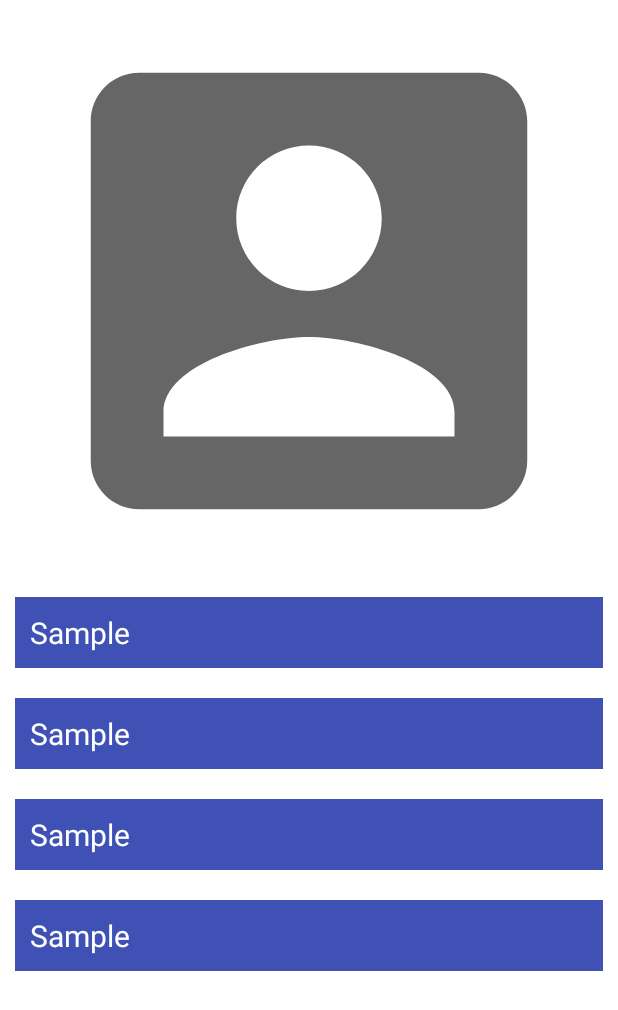
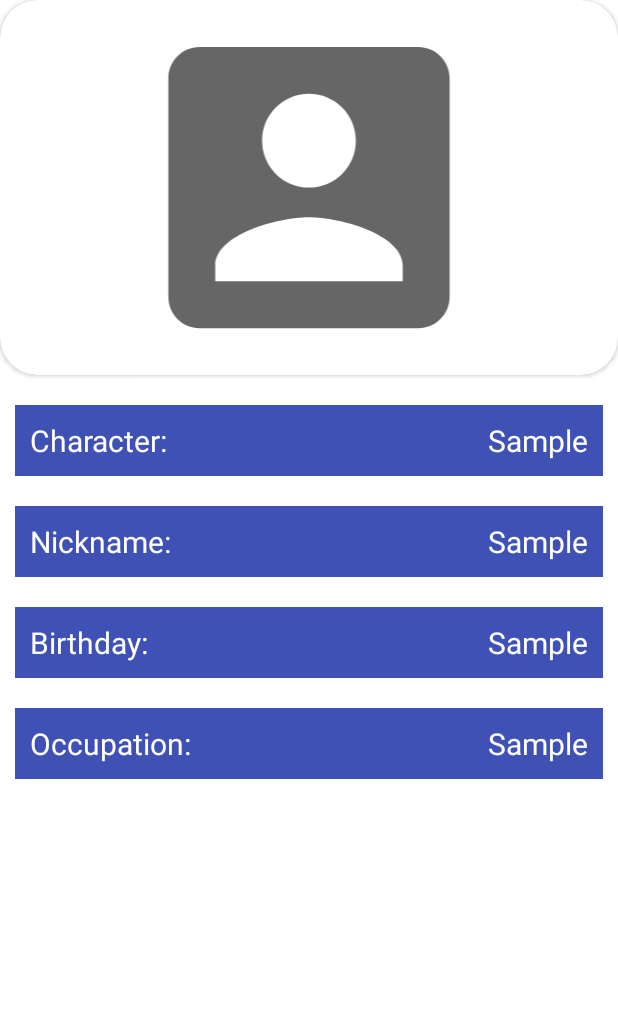
Before and after one commit to nurzhasj/final-app-css216, an Android app: the layout activity_char_details.xml on its own in the app's theme, with its tools: preview values and no code run, on a phone screen of 412 x 824 dp. Shown: the top 1010 px of the screen. Run offline under Robolectric (Android 15) with nearby library versions, the phone set to English and light mode, and no system bars.

Commit message:
logged username error was fixed using SharedPreferences. Some styling to activity_char_details.xml was added.

```diff
--- a/app/src/main/java/com/hfad/finalapp/SessionManagement.java
+++ b/app/src/main/java/com/hfad/finalapp/SessionManagement.java
@@ -27,6 +27,9 @@ public class SessionManagement {
     }
 
     public void removeSession(){
-        editor.putString(SESSION_KEY,"").commit();
+        editor.clear();
+        editor.apply();
+
+        editor.remove("currentColor").commit();
     }
 }
--- a/app/src/main/res/layout/activity_char_details.xml
+++ b/app/src/main/res/layout/activity_char_details.xml
@@ -9,67 +9,159 @@
     android:weightSum="100"
     tools:context=".CharDetailsActivity">
 
+    <androidx.cardview.widget.CardView
+        android:layout_width="match_parent"
+        app:cardCornerRadius="25dp"
+        android:layout_height="250dp">
+
         <ImageView
             android:layout_width="match_parent"
-        android:layout_height="0dp"
-        android:layout_weight="70"
+            android:layout_height="match_parent"
             android:id="@+id/imageUrl"
             android:src="@drawable/ic_baseline_account_box_24" />
 
-    <TextView
+    </androidx.cardview.widget.CardView>
+
+
+    <LinearLayout
         android:layout_width="match_parent"
         android:layout_height="wrap_content"
+        android:orientation="horizontal">
+
+        <TextView
+            android:layout_width="wrap_content"
+            android:layout_height="wrap_content"
+            android:layout_weight="1"
             android:background="@color/colorPrimary"
             android:padding="10dp"
-        android:layout_margin="10dp"
-        android:id="@+id/char_name"
+            android:id="@+id/char_name_field"
             android:layout_marginLeft="10dp"
             android:layout_marginTop="20dp"
-        android:text="Sample"
+            android:text="Character:"
             android:textSize="20sp"
             android:textColor="@color/white"
             />
 
         <TextView
+            android:layout_width="wrap_content"
+            android:layout_height="wrap_content"
+            android:layout_weight="1"
+            android:background="@color/colorPrimary"
+            android:padding="10dp"
+            android:id="@+id/char_name"
+            android:layout_marginTop="20dp"
+            android:layout_marginRight="10dp"
+            android:text="Sample"
+            android:textSize="20sp"
+            android:textColor="@color/white"
+            android:textAlignment="viewEnd"
+            />
+    </LinearLayout>
+
+    <LinearLayout
         android:layout_width="match_parent"
         android:layout_height="wrap_content"
+        android:orientation="horizontal">
+
+        <TextView
+            android:layout_width="wrap_content"
+            android:layout_height="wrap_content"
+            android:layout_weight="1"
             android:background="@color/colorPrimary"
-        android:id="@+id/char_nickname"
             android:padding="10dp"
-        android:layout_margin="10dp"
+            android:id="@+id/char_nickname_field"
             android:layout_marginLeft="10dp"
             android:layout_marginTop="20dp"
-        android:text="Sample"
+            android:text="Nickname:"
             android:textSize="20sp"
             android:textColor="@color/white"
             />
 
         <TextView
+            android:layout_width="wrap_content"
+            android:layout_height="wrap_content"
+            android:layout_weight="1"
+            android:background="@color/colorPrimary"
+            android:padding="10dp"
+            android:id="@+id/char_nickname"
+            android:layout_marginTop="20dp"
+            android:layout_marginRight="10dp"
+            android:text="Sample"
+            android:textSize="20sp"
+            android:textColor="@color/white"
+            android:textAlignment="viewEnd"
+            />
+    </LinearLayout>
+
+    <LinearLayout
         android:layout_width="match_parent"
         android:layout_height="wrap_content"
+        android:orientation="horizontal">
+
+        <TextView
+            android:layout_width="wrap_content"
+            android:layout_height="wrap_content"
+            android:layout_weight="1"
             android:background="@color/colorPrimary"
-        android:id="@+id/char_birthday"
             android:padding="10dp"
-        android:layout_margin="10dp"
+            android:id="@+id/char_birthday_field"
             android:layout_marginLeft="10dp"
             android:layout_marginTop="20dp"
-        android:text="Sample"
+            android:text="Birthday:"
             android:textSize="20sp"
             android:textColor="@color/white"
             />
 
         <TextView
+            android:layout_width="wrap_content"
+            android:layout_height="wrap_content"
+            android:layout_weight="1"
+            android:background="@color/colorPrimary"
+            android:padding="10dp"
+            android:id="@+id/char_birthday"
+            android:layout_marginTop="20dp"
+            android:layout_marginRight="10dp"
+            android:text="Sample"
+            android:textSize="20sp"
+            android:textColor="@color/white"
+            android:textAlignment="viewEnd"
+            />
+    </LinearLayout>
+
+    <LinearLayout
         android:layout_width="match_parent"
         android:layout_height="wrap_content"
+        android:orientation="horizontal">
+
+        <TextView
+            android:layout_width="wrap_content"
+            android:layout_height="wrap_content"
+            android:layout_weight="1"
             android:background="@color/colorPrimary"
-        android:id="@+id/char_occupation"
             android:padding="10dp"
-        android:layout_margin="10dp"
+            android:id="@+id/char_occupation_field"
             android:layout_marginLeft="10dp"
             android:layout_marginTop="20dp"
-        android:text="Sample"
+            android:text="Occupation:"
             android:textSize="20sp"
             android:textColor="@color/white"
             />
 
+        <TextView
+            android:layout_width="wrap_content"
+            android:layout_height="wrap_content"
+            android:layout_weight="1"
+            android:background="@color/colorPrimary"
+            android:padding="10dp"
+            android:id="@+id/char_occupation"
+            android:layout_marginTop="20dp"
+            android:layout_marginRight="10dp"
+            android:text="Sample"
+            android:textSize="20sp"
+            android:textColor="@color/white"
+            android:textAlignment="viewEnd"
+            />
     </LinearLayout>
+
+
+</LinearLayout>
--- a/app/src/main/res/layout/color_spinner_row.xml
+++ b/app/src/main/res/layout/color_spinner_row.xml
@@ -12,13 +12,16 @@
         app:layout_constraintBottom_toBottomOf="parent"
         app:layout_constraintEnd_toEndOf="parent"
         app:layout_constraintStart_toStartOf="parent"
-        app:layout_constraintTop_toTopOf="parent">
+        app:layout_constraintTop_toTopOf="parent"
+        android:paddingTop="10dp"
+        >
 
             <TextView
                 android:id="@+id/colorName"
                 android:layout_width="0dp"
                 android:layout_weight="10"
                 android:layout_height="match_parent"
+                android:layout_marginStart="12dp"
                 android:textColor="@color/black"
                 android:text="Forest"
                 android:textSize="15sp" />
```
Also changed, not shown: app/src/main/java/com/hfad/finalapp/DBHelper.java (+13 -0 lines), app/src/main/java/com/hfad/finalapp/FragmentLogin.java (+6 -19 lines), app/src/main/java/com/hfad/finalapp/FragmentRegister.java (+6 -16 lines), app/src/main/java/com/hfad/finalapp/ProfileFragment.java (+8 -5 lines), app/src/main/java/com/hfad/finalapp/SettingsFragment.java (+13 -0 lines), app/src/main/java/com/hfad/finalapp/TopLevelActivity.java (+11 -0 lines). Lines whose indentation alone changed are shown as unchanged.
